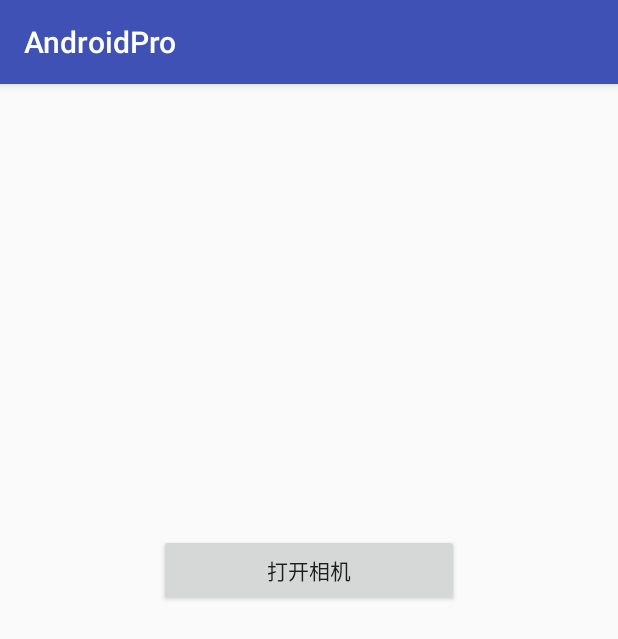
After one commit to LRdeath/AndroidPro, an Android app: the PhotoCameraActivity screen opened directly, with no data from a screen before it, on a phone screen of 412 x 824 dp. The commit adds this screen. Shown: the top 639 px of the screen. Run offline under Robolectric (Android 15) with nearby library versions, the phone set to English and light mode, and no system bars.

Commit message:
调用系统相机拍照

```diff
--- a/app/src/main/AndroidManifest.xml
+++ b/app/src/main/AndroidManifest.xml
@@ -17,6 +17,7 @@
         </activity>
 
         <activity android:name=".view.TextViewActivity" />
+        <activity android:name=".view.PhotoCameraActivity" />
     </application>
 
 </manifest>
--- /dev/null
+++ b/app/src/main/java/com/androidpro/view/PhotoCameraActivity.java
@@ -0,0 +1,54 @@
+package com.androidpro.view;
+
+import android.app.Activity;
+import android.content.Intent;
+import android.graphics.Bitmap;
+import android.os.Bundle;
+import android.provider.MediaStore;
+import android.support.annotation.Nullable;
+import android.support.v7.app.AppCompatActivity;
+import android.view.View;
+import android.widget.ImageView;
+
+import com.androidpro.R;
+
+/**
+ * @author chenzhiwei
+ * @version 1.0
+ * @date 2019/3/11 下午6:31 打开系统相机Activity
+ * @description
+ */
+public class PhotoCameraActivity extends AppCompatActivity {
+  private ImageView showIv;
+
+  @Override
+  protected void onCreate(@Nullable Bundle savedInstanceState) {
+    super.onCreate(savedInstanceState);
+    setContentView(R.layout.activity_view_camera);
+    showIv = findViewById(R.id.iv_show);
+    findViewById(R.id.btn_open_camera)
+        .setOnClickListener(
+            new View.OnClickListener() {
+              @Override
+              public void onClick(View v) {
+                  Intent intent = new Intent(MediaStore.ACTION_IMAGE_CAPTURE);
+                  startActivityForResult(intent,0);
+              }
+            });
+  }
+
+    @Override
+    protected void onActivityResult(int requestCode, int resultCode, @Nullable Intent data) {
+        super.onActivityResult(requestCode, resultCode, data);
+        if (requestCode==0 && resultCode == Activity.RESULT_OK){
+            if (data == null ||data.getExtras()==null){
+                return;
+            }
+            //获取拍照后的图片
+            Bitmap bmp = (Bitmap) data.getExtras().get("data");
+            if (bmp!=null){
+                showIv.setImageBitmap(bmp);
+            }
+        }
+    }
+}
--- /dev/null
+++ b/app/src/main/res/layout/activity_view_camera.xml
@@ -0,0 +1,18 @@
+<?xml version="1.0" encoding="utf-8"?>
+<LinearLayout xmlns:android="http://schemas.android.com/apk/res/android"
+    android:layout_width="match_parent"
+    android:layout_height="match_parent"
+    android:orientation="vertical"
+    android:gravity="center_horizontal">
+
+    <ImageView
+        android:id="@+id/iv_show"
+        android:layout_width="match_parent"
+        android:layout_height="300dp"
+        android:scaleType="fitCenter"/>
+    <Button
+        android:id="@+id/btn_open_camera"
+        android:layout_width="200dp"
+        android:layout_height="wrap_content"
+        android:text="打开相机"/>
+</LinearLayout>
```
Also changed, not shown: app/src/main/java/com/androidpro/MainActivity.java (+8 -2 lines).
